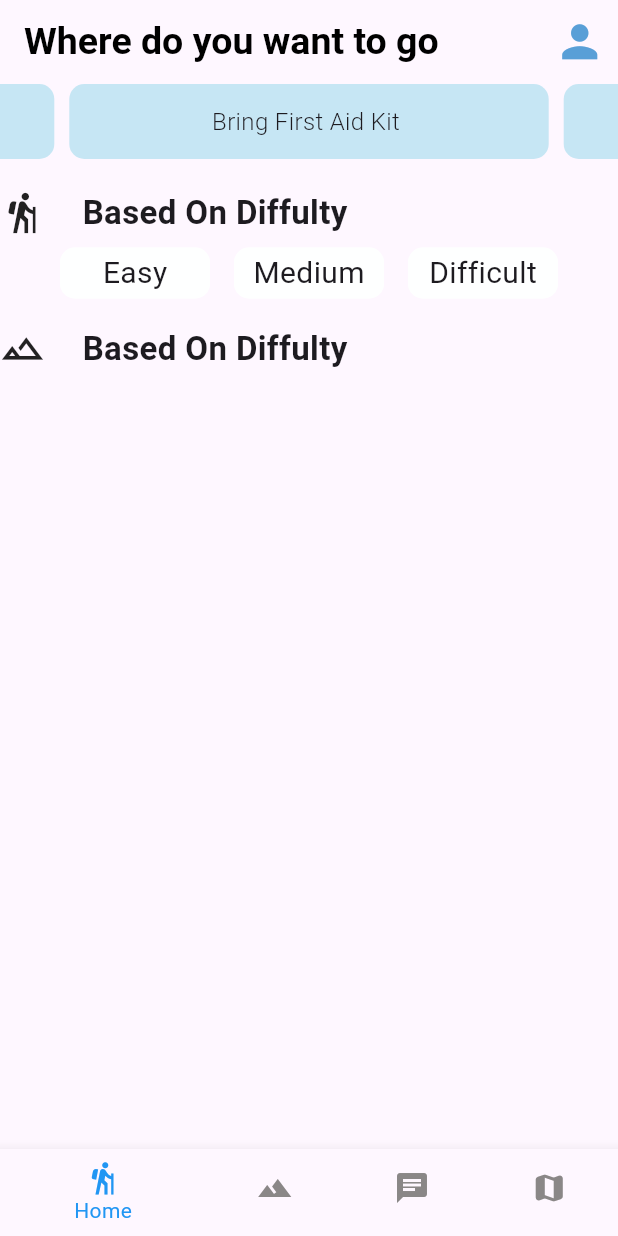
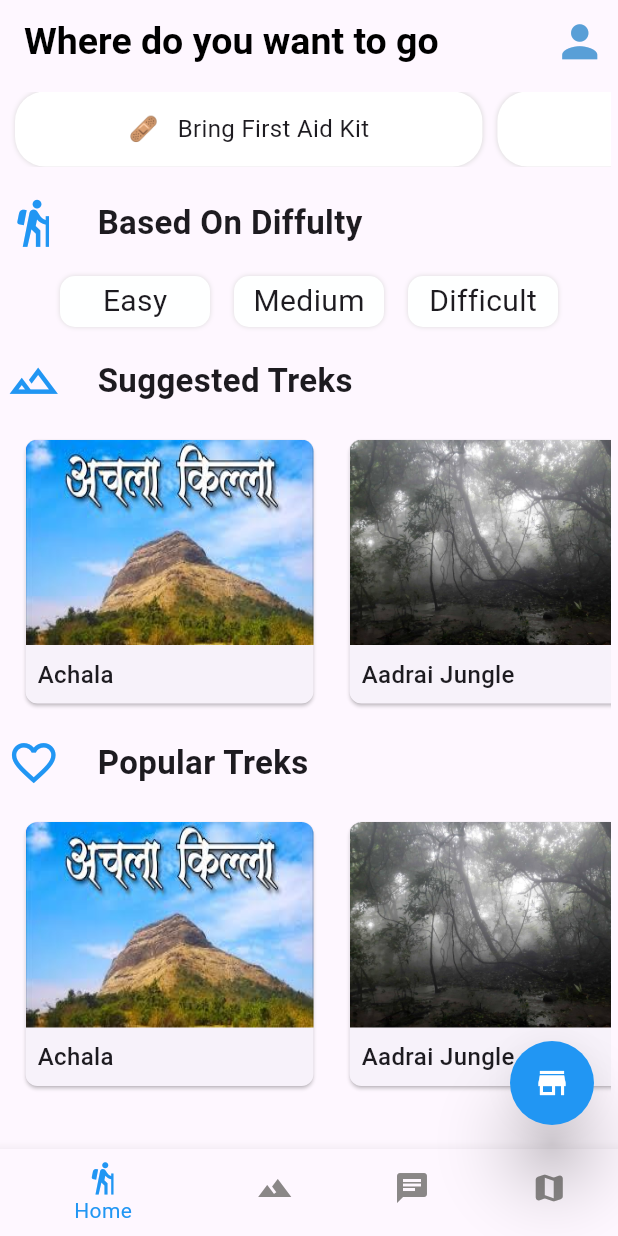
Before and after one commit to bharat3323/DURG, a Flutter app: the screen it shows after launch, on a phone screen of 412 x 824 dp. Run offline on Flutter 3.47's test engine with Material 3 defaults, Android fonts, the phone set to English and light mode, and no system bars; drawn by our look-alikes of carousel_slider.

Commit message:
features added

```diff
--- a/lib/alltreks/widgets/TrekCard.dart
+++ b/lib/alltreks/widgets/TrekCard.dart
@@ -16,18 +16,22 @@ class TrekCard extends StatelessWidget {
   Widget build(BuildContext context) {
     return GestureDetector(
       onTap: onTap,
+      child: SizedBox(
+        width: 200,
         child: Card(
           shape: RoundedRectangleBorder(borderRadius: BorderRadius.circular(8)),
           child: Column(
             crossAxisAlignment: CrossAxisAlignment.stretch,
+            mainAxisSize: MainAxisSize.min,
             children: [
-            Expanded(
+            Flexible(
+                fit: FlexFit.tight,  // Allows the child to take only as much space as needed
                 child: ClipRRect(
-                borderRadius: BorderRadius.vertical(top: Radius.circular(8)),
+                  borderRadius:const BorderRadius.vertical(top: Radius.circular(8)),
                   child: Image.asset(
                     imageUrl,
-                  fit: BoxFit.cover,
-                  errorBuilder: (context, error, stackTrace) => Icon(Icons.broken_image), // Error handling for missing images
+                    fit: BoxFit.fill,
+                    errorBuilder: (context, error, stackTrace) => const Icon(Icons.broken_image),
                   ),
                 ),
               ),
@@ -35,7 +39,7 @@ class TrekCard extends StatelessWidget {
                 padding: const EdgeInsets.all(8.0),
                 child: Text(
                   name,
-                style: TextStyle(fontSize: 16, fontWeight: FontWeight.w500),
+                  style:const TextStyle(fontSize: 16, fontWeight: FontWeight.w500),
                   maxLines: 1,
                   overflow: TextOverflow.ellipsis,
                 ),
@@ -43,6 +47,7 @@ class TrekCard extends StatelessWidget {
             ],
           ),
         ),
+      ),
     );
   }
 }
--- a/lib/home_screen/home_screen.dart
+++ b/lib/home_screen/home_screen.dart
@@ -1,5 +1,8 @@
 import 'package:carousel_slider/carousel_slider.dart';
+import 'package:durg/chats/Post_Screen.dart';
 import 'package:durg/alltreks/AllTreks.dart';
+import 'package:durg/alltreks/TrekDetailPage.dart';
+import 'package:durg/alltreks/widgets/TrekCard.dart';
 import 'package:durg/home_screen/widgets/difficulty_widget.dart';
 import 'package:flutter/material.dart';
 
@@ -12,6 +15,20 @@ class HomeScreen extends StatefulWidget {
 
 class _HomeScreenState extends State<HomeScreen> {
 
+    List<Map<String, String>> treks = [
+    {'name': 'Achala', 'image': 'assets/achla.jpeg'},
+    {'name': 'Aadrai Jungle', 'image': 'assets/aadrai.jpg'},
+    {'name': 'Ahupe Ghat', 'image': 'assets/ahupe.jpeg'},
+    {'name': 'Ajinkyatara', 'image': 'assets/ajinkyatara.jpg'},
+    {'name': 'Ajobagad', 'image': 'assets/ajobagad.jpeg'},
+    {'name': 'Amaraichi wat', 'image': 'assets/amaraichi.jpg'},
+    {'name': 'Andharban', 'image': 'assets/andharban.jpg'},
+    {'name': 'Anghai', 'image': 'assets/anghai.jpeg'},
+    {'name': 'Achala', 'image': 'assets/achla.jpeg'},
+    {'name': 'Aadrai Jungle', 'image': 'assets/aadrai.jpg'},
+    {'name': 'Ahupe Ghat', 'image': 'assets/ahupe.jpeg'},
+    {'name': 'Ajinkyatara', 'image': 'assets/ajinkyatara.jpg'},
+  ];
   List<dynamic> difficultyList = [ "Easy","Medium", "Difficult"];
   int _selectedIndex = 0;
     void _onItemTapped(int index) {
@@ -20,14 +37,21 @@ class _HomeScreenState extends State<HomeScreen> {
       if(index==0){
         Navigator.pushReplacement(context,
         MaterialPageRoute(builder:(context) {
-          return HomeScreen();
+          return const HomeScreen();
         },)
         );
       }
       else if(index ==1){
         Navigator.push(context,
         MaterialPageRoute(builder:(context) {
-          return Alltreks() ;
+          return const Alltreks() ;
+        },)
+        );
+      }
+      else if(index==2){
+         Navigator.push(context,
+        MaterialPageRoute(builder:(context) {
+          return const Post_Screen();
         },)
         );
       }
@@ -60,14 +84,24 @@ class _HomeScreenState extends State<HomeScreen> {
         ],
       ),
 
-      body:Column (
+      body:Padding(
+        padding: const EdgeInsets.all(5.0),
+        child: Column (
           children: [
         CarouselSlider(
           options: CarouselOptions(
+            padEnds: false,
             height: 50.0,
             autoPlay: true,
+            autoPlayInterval: const Duration(seconds: 3)
             ),
-        items: ["Bring First Aid Kit ","No Smoking","Dont Eat wild Berries"].map((i) {
+          items: ["🩹   Bring First Aid Kit",
+                  "🚭    No Smoking",
+                  "Dont Eat Wild Berries  🫐",
+                  "Dont throw Plastic Bottles  🍾",
+                  "Dont Cramp on Risky Cramp   🪨"
+
+                  ].map((i) {
             return Builder(
               builder: (BuildContext context) {
                 return Container(
@@ -76,8 +110,14 @@ class _HomeScreenState extends State<HomeScreen> {
                   margin:const EdgeInsets.symmetric(
                     horizontal: 5.0),
                   decoration: const BoxDecoration(
-                  color: Color.fromARGB(255, 198, 230, 244),
-                  borderRadius: BorderRadius.all(Radius.circular(10))
+                    color: Color.fromARGB(255, 255, 255, 255),
+                    borderRadius: BorderRadius.all(Radius.circular(20)),
+                    boxShadow: [
+                      BoxShadow(
+                        color: Color.fromARGB(255, 220, 219, 219),
+                        blurRadius: 2,
+                      )
+                    ]
                   ),
                   child: Center(
                     child: Row(
@@ -88,7 +128,7 @@ class _HomeScreenState extends State<HomeScreen> {
                           i,
                           style:const TextStyle(
                           fontSize: 16.0,
-                        fontWeight: FontWeight.w300
+                          fontWeight: FontWeight.w400
                           ),
                         ),
                       ],
@@ -106,7 +146,8 @@ class _HomeScreenState extends State<HomeScreen> {
           children: [
             Icon(
               Icons.hiking,
-            size: 30,
+              size: 35,
+              color: Colors.blue,
             ),
             SizedBox(width: 25,),
             Text( "Based On Diffulty",
@@ -116,6 +157,9 @@ class _HomeScreenState extends State<HomeScreen> {
             ),
             ),
           ],
+        ),
+        const SizedBox(
+          height: 10,
         ),
         SizedBox(
           height: 50,
@@ -135,18 +179,103 @@ class _HomeScreenState extends State<HomeScreen> {
           children: [
             Icon(
               Icons.landscape_outlined,
-            size: 30,
+              size: 35,
+              color: Colors.blue,
             ),
             SizedBox(width: 25,),
-          Text( "Based On Diffulty",
+            Text( "Suggested Treks",
             style: TextStyle(
               fontSize: 22,
               fontWeight: FontWeight.w600,
             ),
             ),
+
           ],
         ),
+        const SizedBox(
+          height: 10,
+        ),
+        SizedBox(
+          height: 200,
+          child: ListView.builder(
+            scrollDirection: Axis.horizontal,
+            shrinkWrap: true,
+            itemCount: 4,
+            itemBuilder:(context, index) {
+            return Padding(
+              padding: const EdgeInsets.all(8.0),
+              child: TrekCard(
+                   name: treks[index]['name']!,
+              imageUrl: treks[index]['image']!,
+              onTap: () {
+                // Navigate to detail page when the trek card is tapped
+                Navigator.push(
+                  context,
+                  MaterialPageRoute(
+                    builder: (context) => TrekDetailPage(
+                      name: treks[index]['name']!,
+                      imageUrl: treks[index]['image']!,
+                    ),
+                  ),
+                );
+              },
+              ),
+            );
+          },),
+        ),
+            const SizedBox(
+          height: 10,
+        ),
+        const Row(
+          children: [
+            Icon(
+              Icons.favorite_border_outlined,
+              size: 35,
+              color: Colors.blue,
+            ),
+            SizedBox(width: 25,),
+            Text( "Popular Treks",
+            style: TextStyle(
+              fontSize: 22,
+              fontWeight: FontWeight.w600,
+            ),
+            ),
+
           ],
+        ),
+          const SizedBox(
+          height: 10,
+        ),
+        SizedBox(
+          height: 200,
+          child: ListView.builder(
+            scrollDirection: Axis.horizontal,
+            shrinkWrap: true,
+            itemCount: 4,
+            itemBuilder:(context, index) {
+            return Padding(
+              padding: const EdgeInsets.all(8.0),
+              child: TrekCard(
+                   name: treks[index]['name']!,
+              imageUrl: treks[index]['image']!,
+              onTap: () {
+                // Navigate to detail page when the trek card is tapped
+                Navigator.push(
+                  context,
+                  MaterialPageRoute(
+                    builder: (context) => TrekDetailPage(
+                      name: treks[index]['name']!,
+                      imageUrl: treks[index]['image']!,
+                    ),
+                  ),
+                );
+              },
+              ),
+            );
+          },),
+        ),
+        ],
+        ),
       ),
       bottomNavigationBar: BottomNavigationBar(
         backgroundColor: const Color.fromARGB(255, 255, 255, 255),
@@ -174,6 +303,20 @@ class _HomeScreenState extends State<HomeScreen> {
         unselectedItemColor: const Color.fromARGB(255, 138, 135, 135),
         onTap: _onItemTapped,
          ),
+      floatingActionButton: FloatingActionButton(
+        tooltip: "store",
+        elevation: 20,
+        backgroundColor: Colors.blue,
+        onPressed: (){
+
+      },
+      shape: const CircleBorder(),
+      child: const Icon(
+        Icons.store,
+        color: Colors.white,
+      ),
+
+      ),
     );
   }
 }
--- a/lib/home_screen/widgets/difficulty_widget.dart
+++ b/lib/home_screen/widgets/difficulty_widget.dart
@@ -12,8 +12,8 @@ Widget difficulty( String title){
         color: Color.fromRGBO(254, 255, 255, 1),
         boxShadow:[
           BoxShadow(
-            color:Colors.white,
-
+            color: Color.fromARGB(255, 220, 219, 219),
+            blurRadius: 2,
           )
         ]
       ),
--- a/lib/main.dart
+++ b/lib/main.dart
@@ -11,7 +11,7 @@ class MainApp extends StatelessWidget {
   @override
   Widget build(BuildContext context) {
     return const MaterialApp(
-      //color: Colors.white,
+      color: Colors.white,
       debugShowCheckedModeBanner: false,
       home:HomeScreen()
       );
```
Also changed, not shown: lib/Model/Post_Model.dart (deleted, +0 -52 lines), lib/View/Comment_Screen.dart (deleted, +0 -29 lines), lib/View/Post_Screen.dart (deleted, +0 -204 lines), lib/alltreks/AllTreks.dart (+7 -1 lines). Lines whose indentation alone changed are shown as unchanged.
